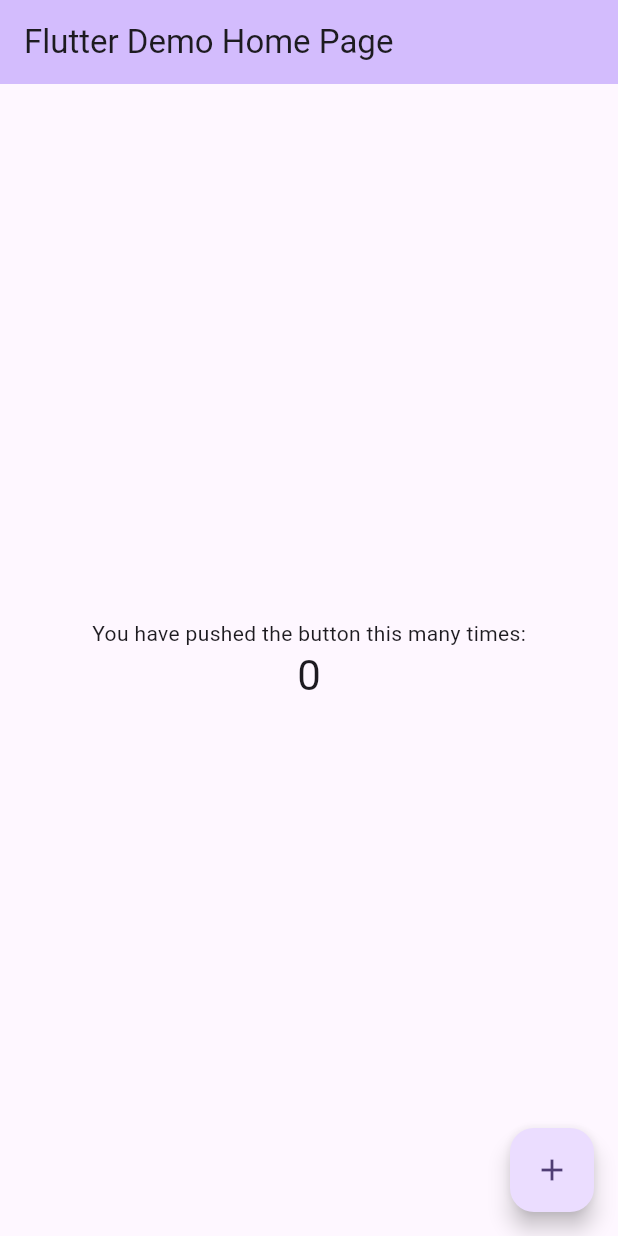
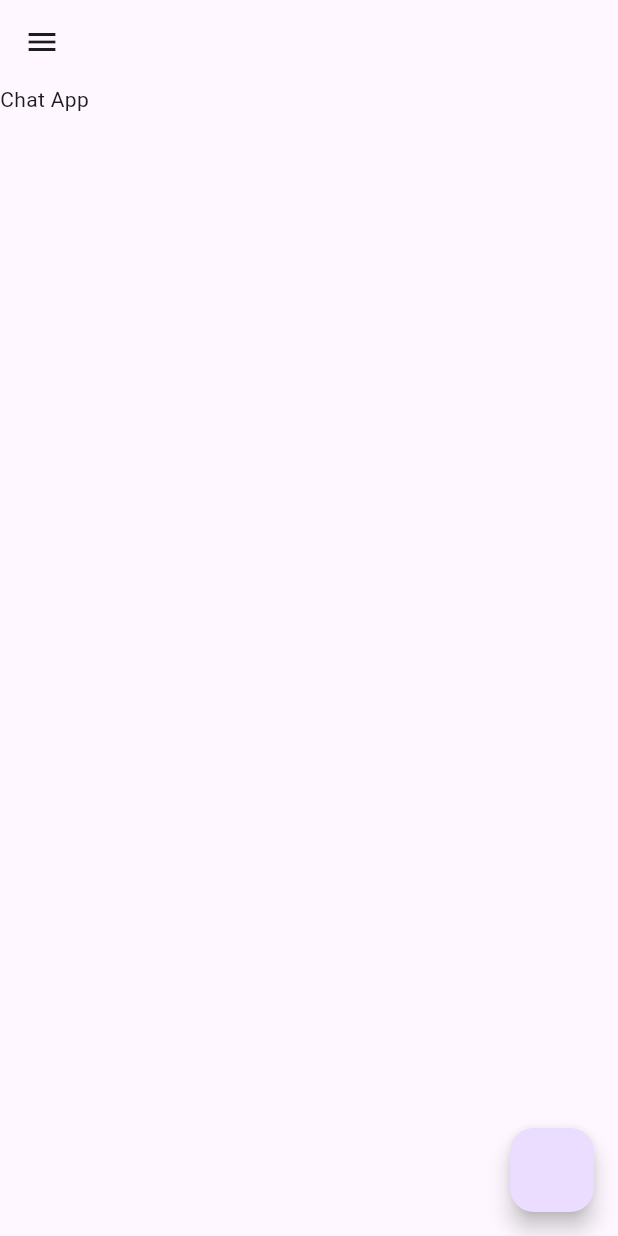
Before and after one commit to Hafiz-Shehroz98/chat_app, a Flutter app: the screen it shows after launch, on a phone screen of 412 x 824 dp. Run offline on Flutter 3.47's test engine with Material 3 defaults, Android fonts, the phone set to English and light mode, and no system bars.

Commit message:
Removing Code
Removing comments and add custom code

```diff
--- a/lib/main.dart
+++ b/lib/main.dart
@@ -1,125 +1,34 @@
 import 'package:flutter/material.dart';
 
 void main() {
-  runApp(const MyApp());
+  runApp(ChatApp());
 }
 
-class MyApp extends StatelessWidget {
-  const MyApp({super.key});
+class ChatApp extends StatelessWidget {
+  const ChatApp({super.key});
 
-  // This widget is the root of your application.
   @override
   Widget build(BuildContext context) {
     return MaterialApp(
-      title: 'Flutter Demo',
-      theme: ThemeData(
-        // This is the theme of your application.
-        //
-        // TRY THIS: Try running your application with "flutter run". You'll see
-        // the application has a purple toolbar. Then, without quitting the app,
-        // try changing the seedColor in the colorScheme below to Colors.green
-        // and then invoke "hot reload" (save your changes or press the "hot
-        // reload" button in a Flutter-supported IDE, or press "r" if you used
-        // the command line to start the app).
-        //
-        // Notice that the counter didn't reset back to zero; the application
-        // state is not lost during the reload. To reset the state, use hot
-        // restart instead.
-        //
-        // This works for code too, not just values: Most code changes can be
-        // tested with just a hot reload.
-        colorScheme: ColorScheme.fromSeed(seedColor: Colors.deepPurple),
-        useMaterial3: true,
-      ),
-      home: const MyHomePage(title: 'Flutter Demo Home Page'),
+      theme: ThemeData(primarySwatch: Colors.red),
+      title: 'Chat App',
+      home: LoginPage(),
     );
   }
 }
 
-class MyHomePage extends StatefulWidget {
-  const MyHomePage({super.key, required this.title});
-
-  // This widget is the home page of your application. It is stateful, meaning
-  // that it has a State object (defined below) that contains fields that affect
-  // how it looks.
-
-  // This class is the configuration for the state. It holds the values (in this
-  // case the title) provided by the parent (in this case the App widget) and
-  // used by the build method of the State. Fields in a Widget subclass are
-  // always marked "final".
-
-  final String title;
-
-  @override
-  State<MyHomePage> createState() => _MyHomePageState();
-}
-
-class _MyHomePageState extends State<MyHomePage> {
-  int _counter = 0;
-
-  void _incrementCounter() {
-    setState(() {
-      // This call to setState tells the Flutter framework that something has
-      // changed in this State, which causes it to rerun the build method below
-      // so that the display can reflect the updated values. If we changed
-      // _counter without calling setState(), then the build method would not be
-      // called again, and so nothing would appear to happen.
-      _counter++;
-    });
-  }
+class LoginPage extends StatelessWidget {
+  const LoginPage({super.key});
 
   @override
   Widget build(BuildContext context) {
-    // This method is rerun every time setState is called, for instance as done
-    // by the _incrementCounter method above.
-    //
-    // The Flutter framework has been optimized to make rerunning build methods
-    // fast, so that you can just rebuild anything that needs updating rather
-    // than having to individually change instances of widgets.
     return Scaffold(
-      appBar: AppBar(
-        // TRY THIS: Try changing the color here to a specific color (to
-        // Colors.amber, perhaps?) and trigger a hot reload to see the AppBar
-        // change color while the other colors stay the same.
-        backgroundColor: Theme.of(context).colorScheme.inversePrimary,
-        // Here we take the value from the MyHomePage object that was created by
-        // the App.build method, and use it to set our appbar title.
-        title: Text(widget.title),
-      ),
-      body: Center(
-        // Center is a layout widget. It takes a single child and positions it
-        // in the middle of the parent.
-        child: Column(
-          // Column is also a layout widget. It takes a list of children and
-          // arranges them vertically. By default, it sizes itself to fit its
-          // children horizontally, and tries to be as tall as its parent.
-          //
-          // Column has various properties to control how it sizes itself and
-          // how it positions its children. Here we use mainAxisAlignment to
-          // center the children vertically; the main axis here is the vertical
-          // axis because Columns are vertical (the cross axis would be
-          // horizontal).
-          //
-          // TRY THIS: Invoke "debug painting" (choose the "Toggle Debug Paint"
-          // action in the IDE, or press "p" in the console), to see the
-          // wireframe for each widget.
-          mainAxisAlignment: MainAxisAlignment.center,
-          children: <Widget>[
-            const Text(
-              'You have pushed the button this many times:',
-            ),
-            Text(
-              '$_counter',
-              style: Theme.of(context).textTheme.headlineMedium,
-            ),
-          ],
-        ),
-      ),
-      floatingActionButton: FloatingActionButton(
-        onPressed: _incrementCounter,
-        tooltip: 'Increment',
-        child: const Icon(Icons.add),
-      ), // This trailing comma makes auto-formatting nicer for build methods.
+      appBar: AppBar(),
+      drawer: Drawer(),
+      body: const Text('Chat App'),
+      floatingActionButton: FloatingActionButton(onPressed: () {
+        print("Button Pressed");
+      }),
     );
   }
 }
```
Also changed, not shown: 1 other file.
